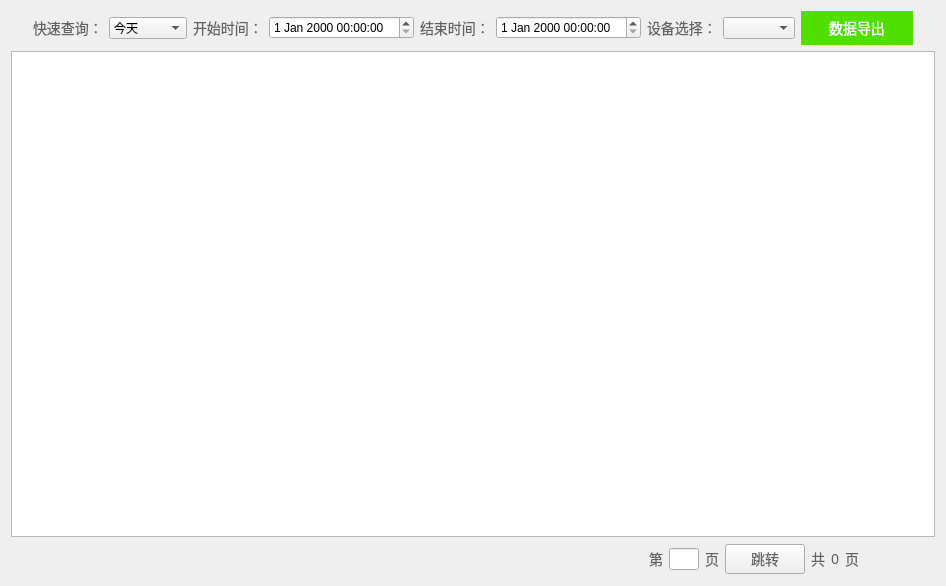
Above: DeviceLog/OperationLogs/operationlogs.ui from Hccccc1/MOH_viewer before the change. Below: the same form after it.
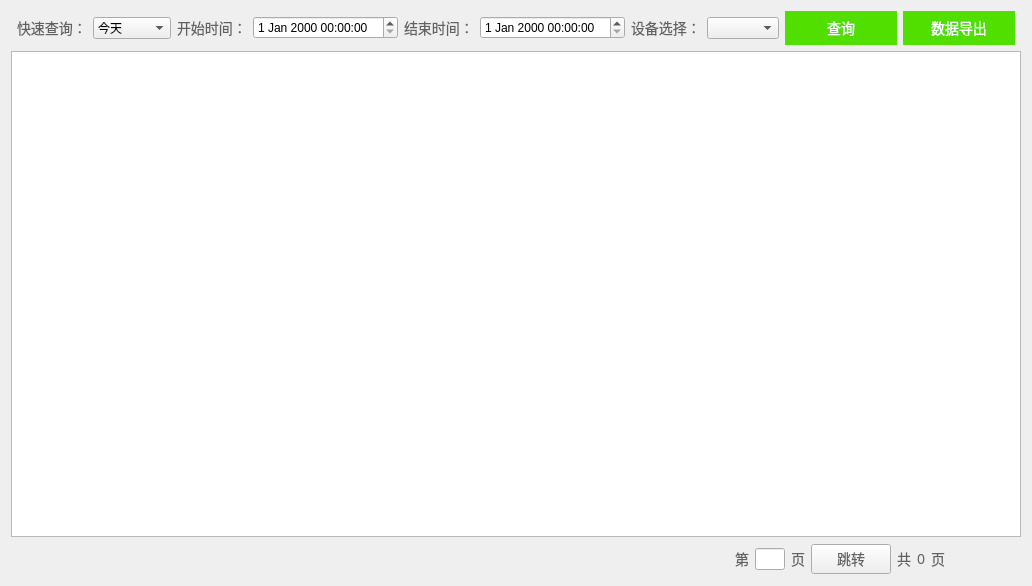
That is the form after the change. Icons and pictures are not drawn.

What changed in the file:
```diff
--- a/DeviceLog/OperationLogs/operationlogs.ui
+++ b/DeviceLog/OperationLogs/operationlogs.ui
@@ -6,7 +6,7 @@
    <rect>
     <x>0</x>
     <y>0</y>
-    <width>946</width>
+    <width>1011</width>
     <height>586</height>
    </rect>
   </property>
@@ -15,8 +15,6 @@
   </property>
   <layout class="QGridLayout" name="gridLayout">
    <item row="0" column="0">
-    <layout class="QHBoxLayout" name="horizontalLayout_2">
-     <item>
       <spacer name="horizontalSpacer">
        <property name="orientation">
         <enum>Qt::Horizontal</enum>
@@ -29,7 +27,7 @@
        </property>
       </spacer>
      </item>
-     <item>
+   <item row="0" column="1">
       <widget class="QLabel" name="label_3">
        <property name="styleSheet">
         <string notr="true">QLabel {
@@ -45,7 +43,7 @@
        </property>
       </widget>
      </item>
-     <item>
+   <item row="0" column="2">
       <widget class="QComboBox" name="quickSearch">
        <item>
         <property name="text">
@@ -79,7 +77,7 @@
        </item>
       </widget>
      </item>
-     <item>
+   <item row="0" column="3">
       <widget class="QLabel" name="label_4">
        <property name="styleSheet">
         <string notr="true">QLabel {
@@ -95,10 +93,10 @@
        </property>
       </widget>
      </item>
-     <item>
+   <item row="0" column="4">
       <widget class="QDateTimeEdit" name="startDateTimeEdit"/>
      </item>
-     <item>
+   <item row="0" column="5">
       <widget class="QLabel" name="label_5">
        <property name="styleSheet">
         <string notr="true">QLabel {
@@ -114,10 +112,10 @@
        </property>
       </widget>
      </item>
-     <item>
+   <item row="0" column="6">
       <widget class="QDateTimeEdit" name="endDateTimeEdit"/>
      </item>
-     <item>
+   <item row="0" column="7">
       <widget class="QLabel" name="label_6">
        <property name="styleSheet">
         <string notr="true">QLabel {
@@ -133,10 +131,10 @@
        </property>
       </widget>
      </item>
-     <item>
+   <item row="0" column="8">
       <widget class="QComboBox" name="comboBox_2"/>
      </item>
-     <item>
+   <item row="0" column="9">
       <widget class="QPushButton" name="getDataBtn">
        <property name="styleSheet">
         <string notr="true">QPushButton {
@@ -152,29 +150,44 @@
 }</string>
        </property>
        <property name="text">
+      <string>查询</string>
+     </property>
+    </widget>
+   </item>
+   <item row="0" column="10">
+    <widget class="QPushButton" name="dataExportBtn">
+     <property name="styleSheet">
+      <string notr="true">QPushButton {
+width:112px;
+height:34px;
+background:rgba(81,223,0,1);
+border:0px;
+font-size:14px;
+font-family:PingFang SC;
+font-weight:300;
+line-height:44px;
+color:rgba(255,255,255,1);
+}</string>
+     </property>
+     <property name="text">
         <string>数据导出</string>
        </property>
       </widget>
      </item>
-     <item>
+   <item row="0" column="11">
       <spacer name="horizontalSpacer_2">
        <property name="orientation">
         <enum>Qt::Horizontal</enum>
        </property>
        <property name="sizeHint" stdset="0">
         <size>
-         <width>40</width>
+       <width>13</width>
          <height>20</height>
         </size>
        </property>
       </spacer>
      </item>
-    </layout>
-   </item>
-   <item row="1" column="0">
-    <widget class="QTableView" name="tableView"/>
-   </item>
-   <item row="2" column="0">
+   <item row="2" column="0" colspan="12">
     <layout class="QHBoxLayout" name="horizontalLayout">
      <item>
       <spacer name="horizontalSpacer_3">
@@ -355,6 +368,9 @@
      </item>
     </layout>
    </item>
+   <item row="1" column="0" colspan="12">
+    <widget class="QTableView" name="tableView"/>
+   </item>
   </layout>
  </widget>
  <resources/>
```
Lines whose indentation alone changed are shown as unchanged.
